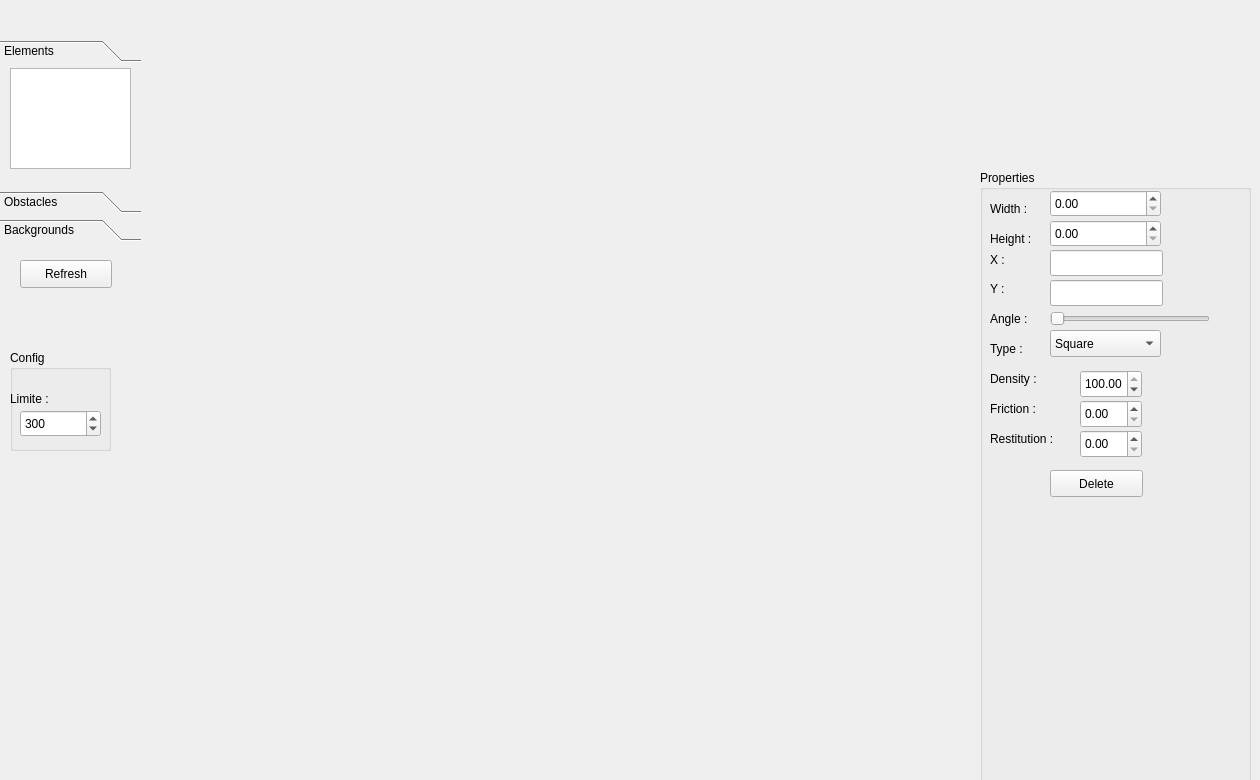
Qt form LevelEditor/ui/main.ui (NicolasBeaudrot/babelconstructor) before a commit.
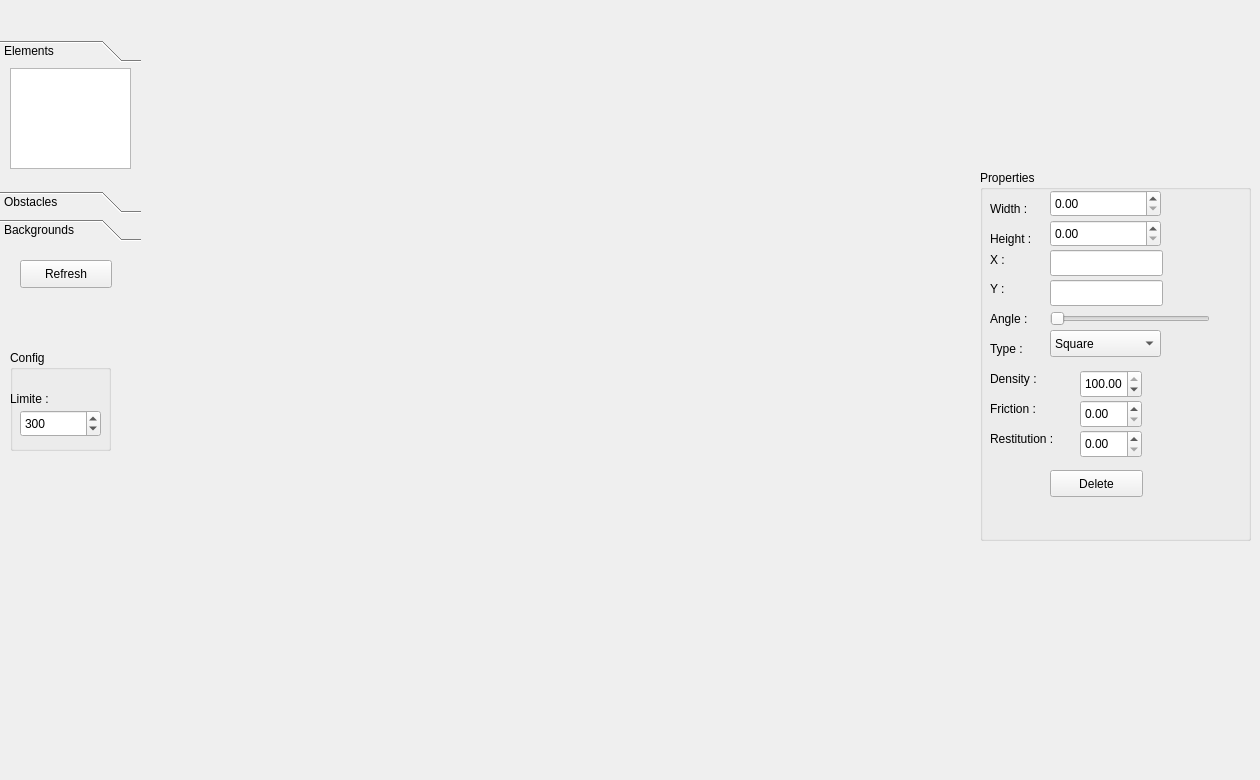
The same form after that commit.

Commit message: Amélioration de l'ergonomie sous Windows

Patch:
```diff
--- a/LevelEditor/ui/main.ui
+++ b/LevelEditor/ui/main.ui
@@ -10,6 +10,12 @@
     <height>780</height>
    </rect>
   </property>
+  <property name="sizePolicy">
+   <sizepolicy hsizetype="Maximum" vsizetype="Maximum">
+    <horstretch>0</horstretch>
+    <verstretch>0</verstretch>
+   </sizepolicy>
+  </property>
   <property name="focusPolicy">
    <enum>Qt::NoFocus</enum>
   </property>
@@ -113,7 +119,7 @@
      <x>980</x>
      <y>170</y>
      <width>271</width>
-     <height>701</height>
+     <height>371</height>
     </rect>
    </property>
    <property name="title">
```
Left out of the diff: 3 changed lines with no effect on the pictures. The commit also changes 1 other file.
